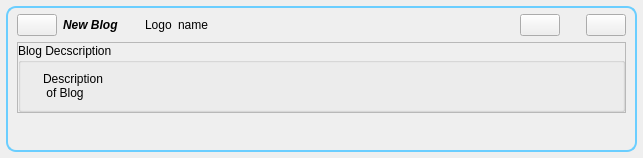
The window that retroshare-gui/src/gui/feeds/BlogNewItem.ui (RetroShare/RetroShare) describes before a commit, drawn with Qt 5.
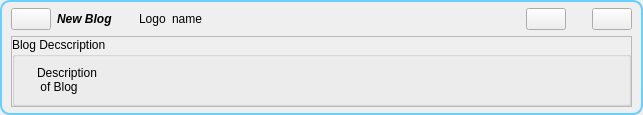
The same window after the commit. Icons and pictures are not drawn.

```diff
--- a/retroshare-gui/src/gui/feeds/BlogNewItem.ui
+++ b/retroshare-gui/src/gui/feeds/BlogNewItem.ui
@@ -7,7 +7,7 @@
     <x>0</x>
     <y>0</y>
     <width>643</width>
-    <height>158</height>
+    <height>109</height>
    </rect>
   </property>
   <property name="windowTitle">
@@ -15,7 +15,7 @@
   </property>
   <layout class="QGridLayout">
    <property name="margin">
-    <number>6</number>
+    <number>0</number>
    </property>
    <item row="0" column="0">
     <widget class="QFrame" name="frame">
@@ -251,19 +251,6 @@
         </layout>
        </widget>
       </item>
-      <item>
-       <spacer name="verticalSpacer">
-        <property name="orientation">
-         <enum>Qt::Vertical</enum>
-        </property>
-        <property name="sizeHint" stdset="0">
-         <size>
-          <width>20</width>
-          <height>40</height>
-         </size>
-        </property>
-       </spacer>
-      </item>
      </layout>
     </widget>
    </item>
```
